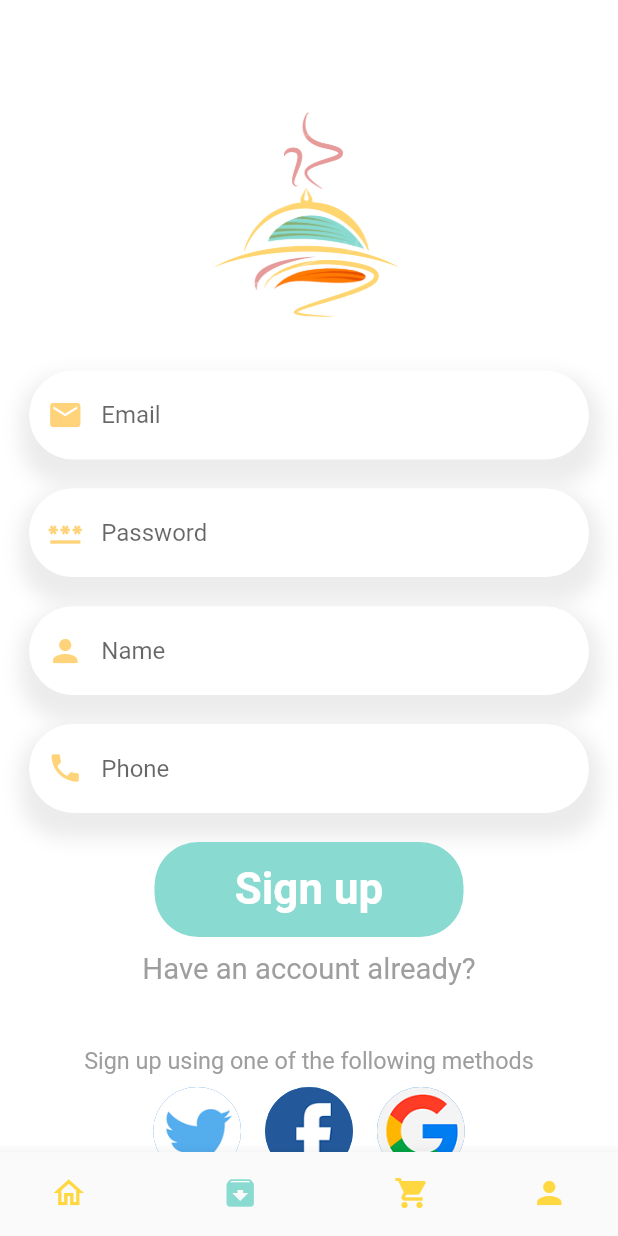
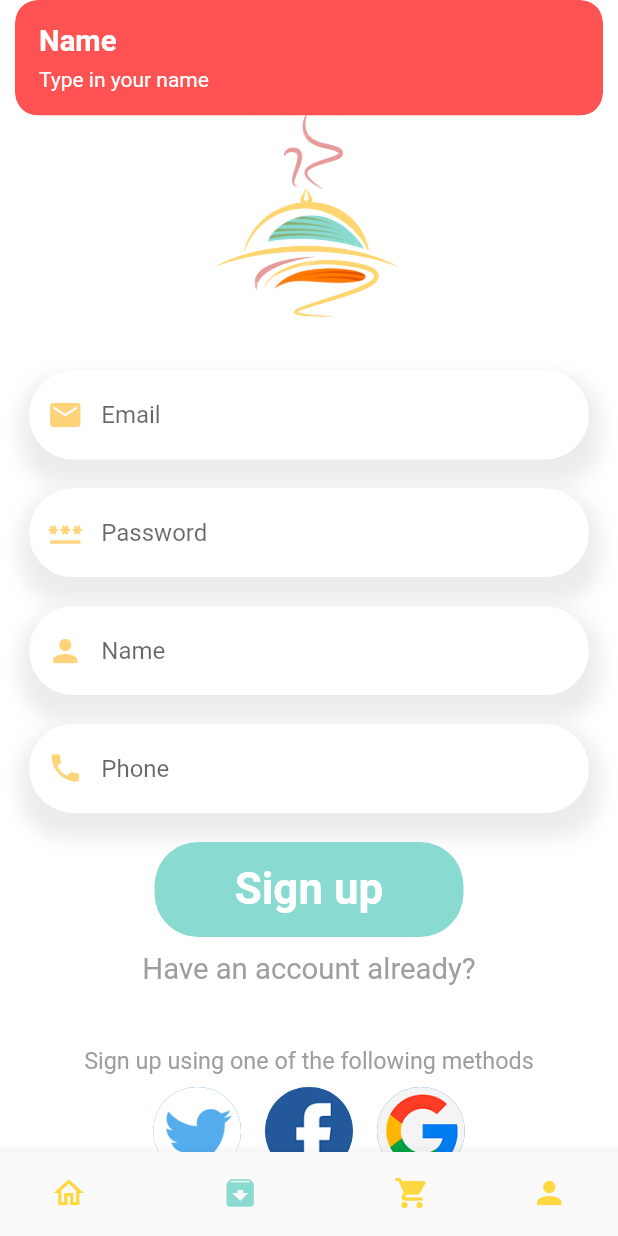
Before and after one commit to safadtm/food_delivery_app, a Flutter app: the screen it shows after launch, item 2 of the bottom bar chosen, after a tap on "Sign up", on a phone screen of 412 x 824 dp. Run offline on Flutter 3.47's test engine with Material 2 defaults, Android fonts, the phone set to English and light mode, and no system bars; our stand-ins replace dots_indicator, get, persistent_bottom_nav_bar, shared_preferences; network calls fail.

Commit message:
sign up local validation done

```diff
--- a/lib/pages/auth/sign_up_page.dart
+++ b/lib/pages/auth/sign_up_page.dart
@@ -1,5 +1,6 @@
 import 'package:flutter/gestures.dart';
 import 'package:flutter/material.dart';
+import 'package:food_delivery_app/base/show_snackbar.dart';
 import 'package:food_delivery_app/utils/colors.dart';
 import 'package:food_delivery_app/utils/dimensions.dart';
 import 'package:food_delivery_app/widgets/app_text_field.dart';
@@ -29,12 +30,24 @@ class SignUpPage extends StatelessWidget {
       String password = passwordController.text.trim();
 
       if (name.isEmpty) {
+        showSnackBar("Type in your name", title: "Name");
       } else if (phone.isEmpty) {
+        showSnackBar("Type in your phone number", title: "Phone number");
       } else if (email.isEmpty) {
+        showSnackBar("Type in your email address", title: "Email address");
       } else if (!GetUtils.isEmail(email)) {
+        showSnackBar(
+          "Type in a valid email address",
+          title: "Valid email address",
+        );
       } else if (password.isEmpty) {
+        showSnackBar("Type in your password", title: "Password");
       } else if (password.length < 8) {
-      } else {}
+        showSnackBar("Password can not be less than eight characters",
+            title: "Password");
+      } else {
+        showSnackBar("All went well", title: "Perfect");
+      }
     }
 
     return Scaffold(
```
